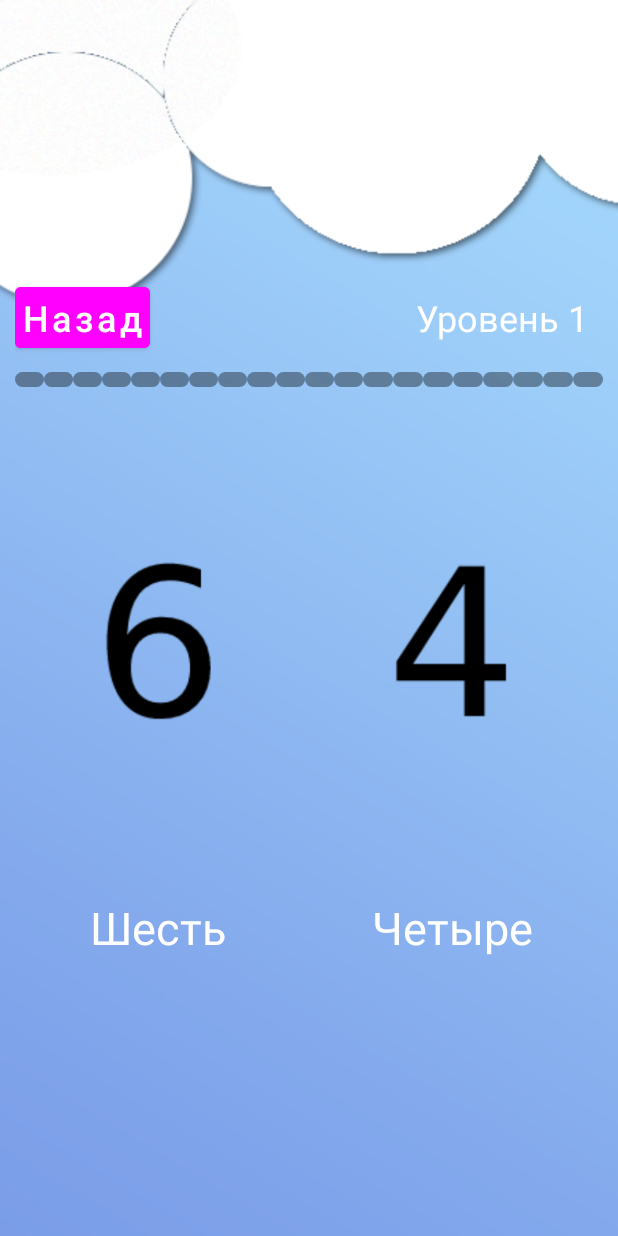
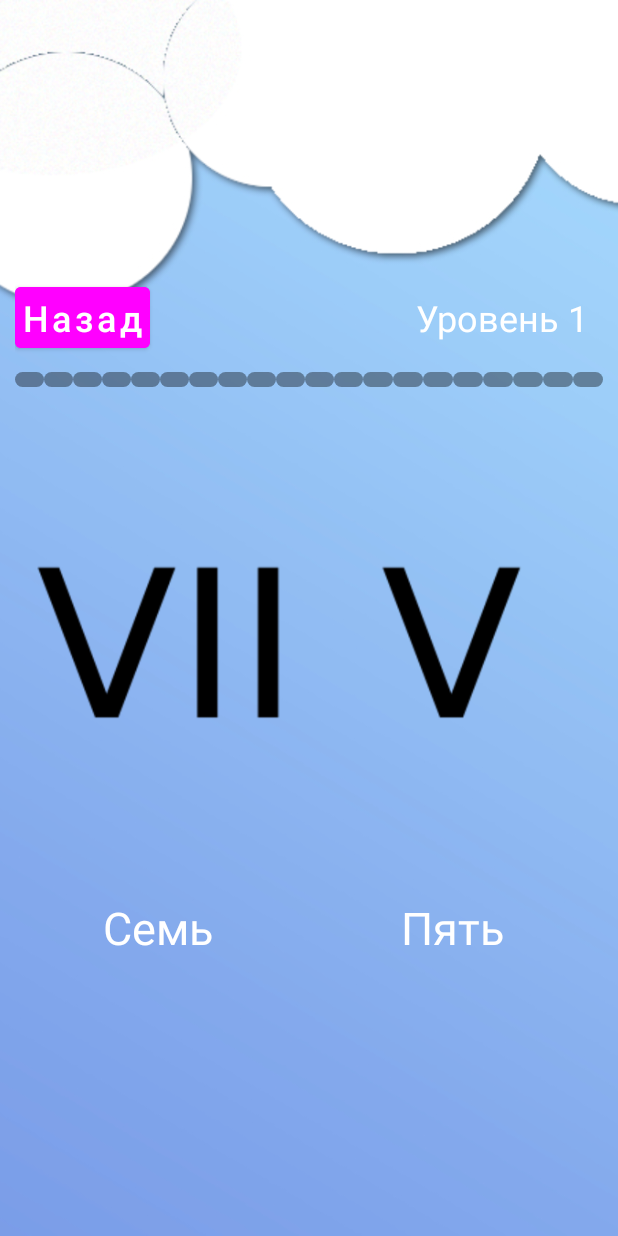
Before and after one commit to Girfanov4/Play, an Android app: the Level2 screen opened directly, with no data from a screen before it, on a phone screen of 412 x 824 dp. Run offline under Robolectric (Android 15) with nearby library versions, the phone set to English and light mode, and no system bars.

Commit message:
level 2(2)

```diff
--- a/app/src/main/java/com/androidstudio/play/Array.java
+++ b/app/src/main/java/com/androidstudio/play/Array.java
@@ -1,6 +1,7 @@
 package com.androidstudio.play;
 
 public class Array {
+    //Массив для 1 уровня
 final  int[] images1 = {
         R.drawable.onelevel_zero,
         R.drawable.onelevel_one,
@@ -26,4 +27,33 @@ final int[] texts1 = {
         R.string.lvl1text8,
         R.string.lvl1text9,
 };
+    //Массив для 2 уровня
+    final  int[] images2 = {
+
+            R.drawable.twolevel_one,
+            R.drawable.twolevel_two,
+            R.drawable.twolevel_three,
+            R.drawable.twolevel_four,
+            R.drawable.twolevel_five,
+            R.drawable.twolevel_six,
+            R.drawable.twolevel_seven,
+            R.drawable.twolevel_eight,
+            R.drawable.twolevel_nine,
+            R.drawable.twolevel_ten,
+    };
+
+    final int[] texts2 = {
+           R.string.lvl2text1,
+            R.string.lvl2text2,
+            R.string.lvl2text3,
+            R.string.lvl2text4,
+            R.string.lvl2text5,
+            R.string.lvl2text6,
+            R.string.lvl2text7,
+            R.string.lvl2text8,
+            R.string.lvl2text9,
+            R.string.lvl2text10,
+
+    };
+
 }
--- a/app/src/main/java/com/androidstudio/play/Level2.java
+++ b/app/src/main/java/com/androidstudio/play/Level2.java
@@ -107,20 +107,20 @@ public class Level2 extends AppCompatActivity {
                 R.id.point16,
                 R.id.point17,
                 R.id.point18,
-                R.id.point10,
+                R.id.point19,
                 R.id.point20,
 
         };
         final Animation a = AnimationUtils.loadAnimation(Level2.this, R.anim.alpha);
         numLeft = random.nextInt(10);
-        img_left.setImageResource(array.images1[numLeft]);
-        text_left.setText(array.texts1[numLeft]);
+        img_left.setImageResource(array.images2[numLeft]);
+        text_left.setText(array.texts2[numLeft]);
         numRight = random.nextInt(10);
         while (numLeft == numRight) {
             numRight = random.nextInt(10);
         }
-        img_right.setImageResource(array.images1[numRight]);
-        text_right.setText(array.texts1[numRight]);
+        img_right.setImageResource(array.images2[numRight]);
+        text_right.setText(array.texts2[numRight]);
         img_left.setOnTouchListener(new View.OnTouchListener() {
             @Override
             public boolean onTouch(View view, MotionEvent motionEvent) {
@@ -165,16 +165,16 @@ public class Level2 extends AppCompatActivity {
 
                     }else{
                         numLeft = random.nextInt(10);
-                        img_left.setImageResource(array.images1[numLeft]);
+                        img_left.setImageResource(array.images2[numLeft]);
                         img_left.startAnimation(a);
-                        text_left.setText(array.texts1[numLeft]);
+                        text_left.setText(array.texts2[numLeft]);
                         numRight = random.nextInt(10);
                         while (numLeft == numRight) {
                             numRight = random.nextInt(10);
                         }
-                        img_right.setImageResource(array.images1[numRight]);
+                        img_right.setImageResource(array.images2[numRight]);
                         img_right.startAnimation(a);
-                        text_right.setText(array.texts1[numRight]);
+                        text_right.setText(array.texts2[numRight]);
                         img_right.setEnabled(true);
                     }
                 }
@@ -229,16 +229,16 @@ public class Level2 extends AppCompatActivity {
 
                     }else{
                         numLeft = random.nextInt(10);
-                        img_left.setImageResource(array.images1[numLeft]);
+                        img_left.setImageResource(array.images2[numLeft]);
                         img_left.startAnimation(a);
-                        text_left.setText(array.texts1[numLeft]);
+                        text_left.setText(array.texts2[numLeft]);
                         numRight = random.nextInt(10);
                         while (numLeft == numRight) {
                             numRight = random.nextInt(10);
                         }
-                        img_right.setImageResource(array.images1[numRight]);
+                        img_right.setImageResource(array.images2[numRight]);
                         img_right.startAnimation(a);
-                        text_right.setText(array.texts1[numRight]);
+                        text_right.setText(array.texts2[numRight]);
                         img_left.setEnabled(true);
                     }
                 }
--- a/app/src/main/res/values/textforlevels.xml
+++ b/app/src/main/res/values/textforlevels.xml
@@ -11,4 +11,15 @@
     <string name="lvl1text8">Восемь</string>
     <string name="lvl1text9">Девять</string>
 
+
+    <string name="lvl2text1">Один</string>
+    <string name="lvl2text2">Два</string>
+    <string name="lvl2text3">Три</string>
+    <string name="lvl2text4">Четыре</string>
+    <string name="lvl2text5">Пять</string>
+    <string name="lvl2text6">Шесть</string>
+    <string name="lvl2text7">Семь</string>
+    <string name="lvl2text8">Восемь</string>
+    <string name="lvl2text9">Девять</string>
+    <string name="lvl2text10">Десять</string>
 </resources>
```
Also changed, not shown: app/src/main/res/drawable/twolevel_ten.png (added).
